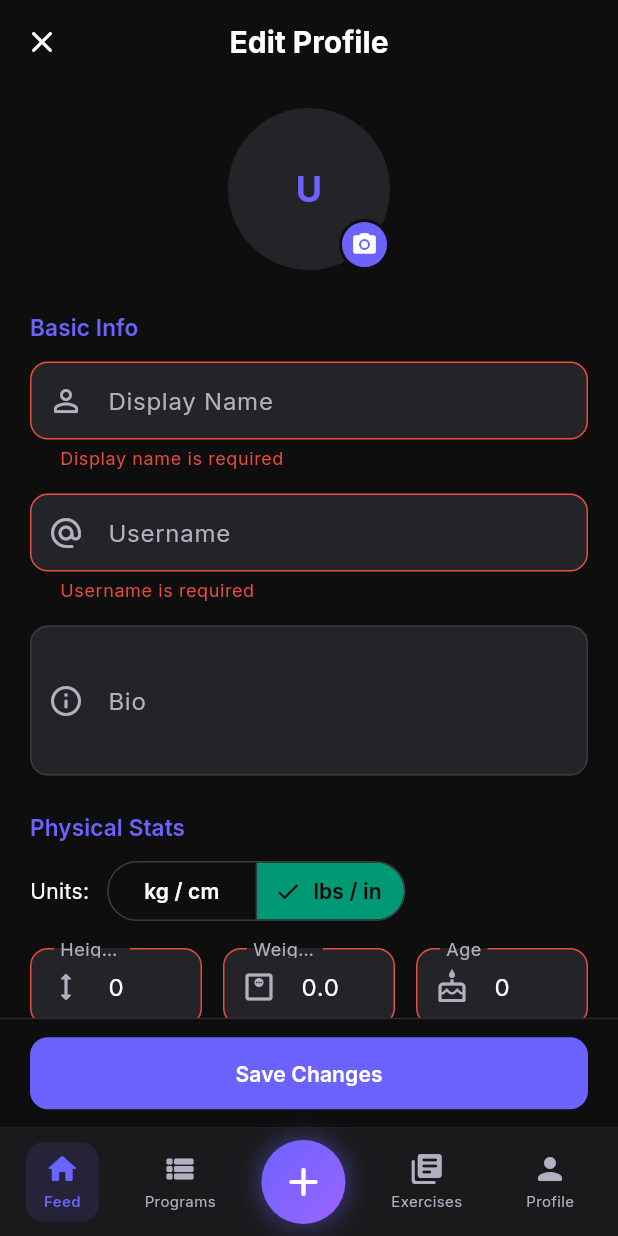
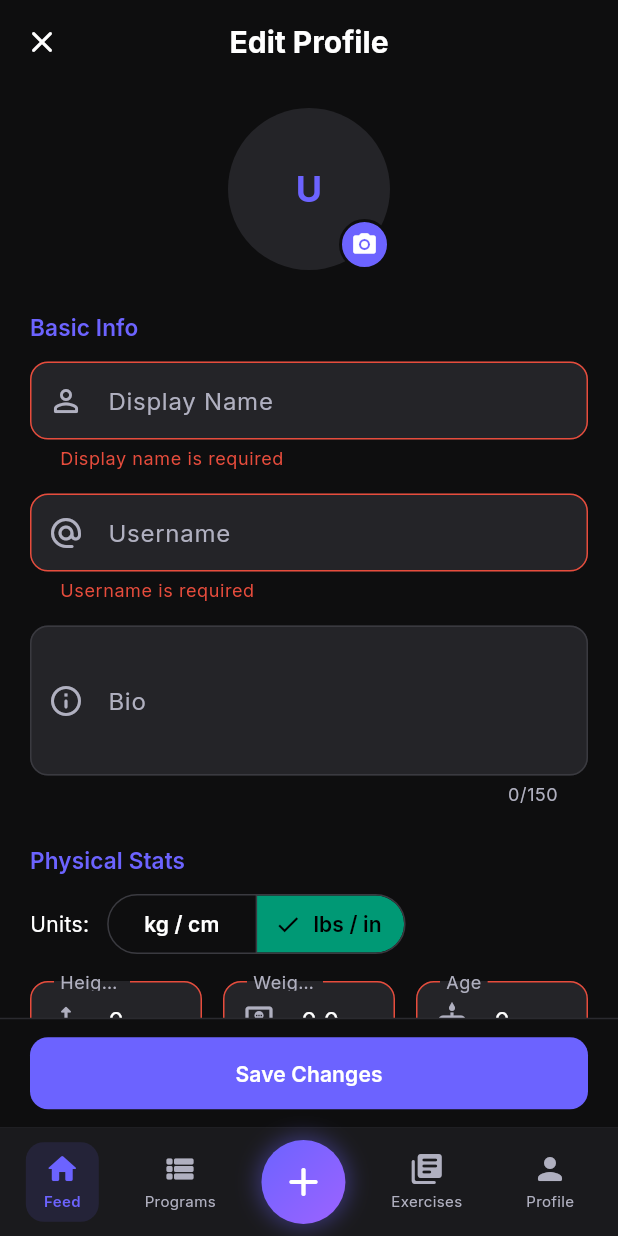
Before and after one commit to Korvaka/level-bot, a Flutter app: the EditProfileScreen screen opened by its route, after a tap on "lbs / in", after a tap on "Beginner", on a phone screen of 412 x 824 dp. Run offline on Flutter 3.47's test engine with Material 3 defaults, Android fonts, the phone set to English and light mode, and no system bars; our stand-ins replace cached_network_image, cloud_firestore, equatable, firebase_auth, firebase_core, firebase_storage and 10 more; accounts and stored records are empty; generated files the repository leaves out were written again.

Commit message:
Fix all Dart compilation errors blocking the APK build
- compileSdk/targetSdk 34→35 (flutter_plugin_android_lifecycle requires 35)
- CardThemeData/DialogThemeData→CardTheme/DialogTheme (Flutter 3.24 API)
- AppTextField: add inputFormatters, textCapitalization, maxLength params
- program_detail_screen: pass ref to _buildSliverAppBar
- active_workout_screen: add missing auth_provider import
- progress_screen: Formatters.formatVolume/formatDuration, fix icon name,
  remove extra closing parens, fix record.weight null safety

https://claude.ai/code/session_01YG5RWQiXVRNFVMNVusPfrq

```diff
--- a/lib/core/theme/app_theme.dart
+++ b/lib/core/theme/app_theme.dart
@@ -40,7 +40,7 @@ class AppTheme {
           color: AppColors.textPrimaryDark,
         ),
       ),
-      cardTheme: CardThemeData(
+      cardTheme: CardTheme(
         color: AppColors.darkCard,
         elevation: 0,
         shape: RoundedRectangleBorder(
@@ -141,7 +141,7 @@ class AppTheme {
           borderRadius: BorderRadius.vertical(top: Radius.circular(24)),
         ),
       ),
-      dialogTheme: DialogThemeData(
+      dialogTheme: DialogTheme(
         backgroundColor: AppColors.darkCard,
         shape: RoundedRectangleBorder(
           borderRadius: BorderRadius.circular(20),
@@ -226,7 +226,7 @@ class AppTheme {
           color: AppColors.textPrimaryLight,
         ),
       ),
-      cardTheme: CardThemeData(
+      cardTheme: CardTheme(
         color: AppColors.lightSurface,
         elevation: 0,
         shape: RoundedRectangleBorder(
--- a/lib/presentation/screens/programs/program_detail_screen.dart
+++ b/lib/presentation/screens/programs/program_detail_screen.dart
@@ -44,7 +44,7 @@ class _ProgramDetailContent extends ConsumerWidget {
     return Scaffold(
       body: CustomScrollView(
         slivers: [
-          _buildSliverAppBar(context, isOwner),
+          _buildSliverAppBar(context, ref, isOwner),
           SliverToBoxAdapter(
             child: Padding(
               padding: const EdgeInsets.all(20),
@@ -67,7 +67,7 @@ class _ProgramDetailContent extends ConsumerWidget {
     );
   }
 
-  Widget _buildSliverAppBar(BuildContext context, bool isOwner) {
+  Widget _buildSliverAppBar(BuildContext context, WidgetRef ref, bool isOwner) {
     return SliverAppBar(
       expandedHeight: 200,
       pinned: true,
--- a/lib/presentation/screens/workout/active_workout_screen.dart
+++ b/lib/presentation/screens/workout/active_workout_screen.dart
@@ -6,6 +6,7 @@ import 'package:level_bot/core/theme/app_colors.dart';
 import 'package:level_bot/core/utils/formatters.dart';
 import 'package:level_bot/domain/entities/workout_session_entity.dart';
 import 'package:level_bot/domain/entities/workout_set_entity.dart';
+import 'package:level_bot/presentation/providers/auth_provider.dart';
 import 'package:level_bot/presentation/providers/workout_provider.dart';
 import 'package:level_bot/presentation/widgets/workout/rest_timer.dart';
 import 'package:level_bot/presentation/widgets/workout/set_row.dart';
--- a/lib/presentation/widgets/common/app_text_field.dart
+++ b/lib/presentation/widgets/common/app_text_field.dart
@@ -1,4 +1,5 @@
 import 'package:flutter/material.dart';
+import 'package:flutter/services.dart';
 
 class AppTextField extends StatelessWidget {
   const AppTextField({
@@ -16,9 +17,12 @@ class AppTextField extends StatelessWidget {
     this.onFieldSubmitted,
     this.maxLines = 1,
     this.minLines,
+    this.maxLength,
     this.readOnly = false,
     this.onTap,
     this.enabled = true,
+    this.inputFormatters,
+    this.textCapitalization = TextCapitalization.none,
   });
 
   final TextEditingController controller;
@@ -34,9 +38,12 @@ class AppTextField extends StatelessWidget {
   final void Function(String)? onFieldSubmitted;
   final int? maxLines;
   final int? minLines;
+  final int? maxLength;
   final bool readOnly;
   final VoidCallback? onTap;
   final bool enabled;
+  final List<TextInputFormatter>? inputFormatters;
+  final TextCapitalization textCapitalization;
 
   @override
   Widget build(BuildContext context) {
@@ -45,13 +52,16 @@ class AppTextField extends StatelessWidget {
       obscureText: obscureText,
       keyboardType: keyboardType,
       textInputAction: textInputAction,
+      textCapitalization: textCapitalization,
       onFieldSubmitted: onFieldSubmitted,
       maxLines: obscureText ? 1 : maxLines,
       minLines: minLines,
+      maxLength: maxLength,
       readOnly: readOnly,
       onTap: onTap,
       enabled: enabled,
       validator: validator,
+      inputFormatters: inputFormatters,
       decoration: InputDecoration(
         labelText: label,
         hintText: hint,
```
Also changed, not shown: lib/presentation/screens/progress/progress_screen.dart (+6 -8 lines), 1 other file.
